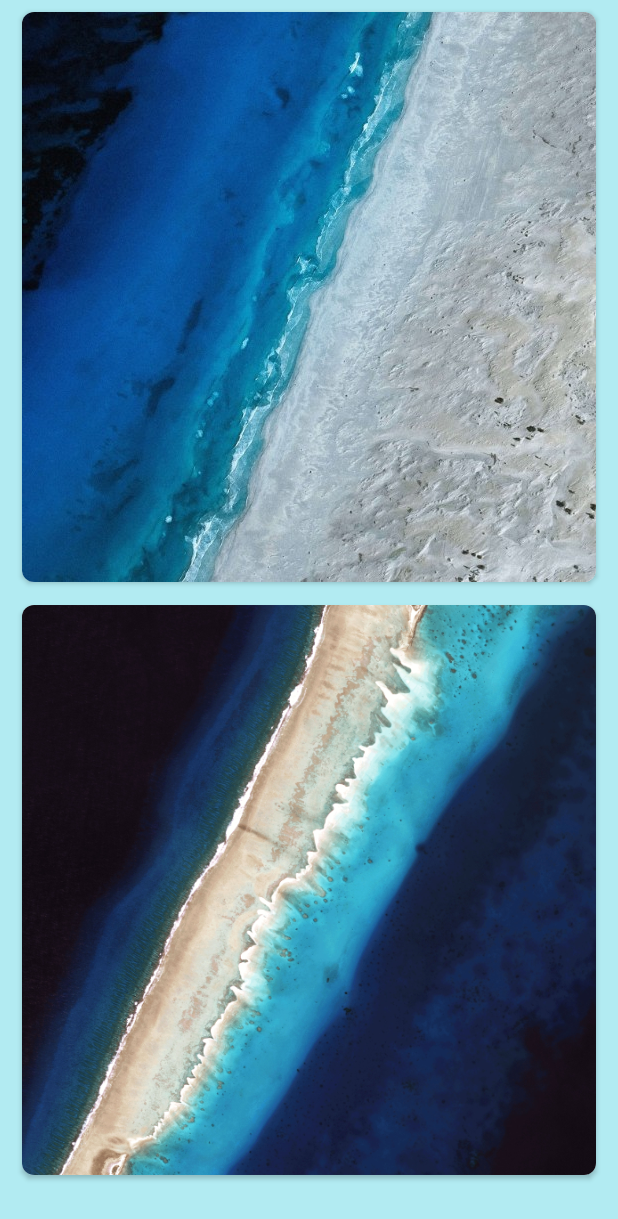
After one commit to cj3dreams/JamesApp, an Android app: the HomeWallpaperFragment screen opened directly, with no data from a screen before it, on a phone screen of 412 x 824 dp. The commit adds this screen. Shown: the top 1219 px of the screen. Run offline under Robolectric (Android 15) with nearby library versions, the phone set to English and light mode, and no system bars.

Commit message:
Wallpapers
-Added and realized Wallpapers

```diff
--- a/app/build.gradle
+++ b/app/build.gradle
@@ -50,4 +50,6 @@ dependencies {
     testImplementation 'junit:junit:4.+'
     androidTestImplementation 'androidx.test.ext:junit:1.1.3'
     androidTestImplementation 'androidx.test.espresso:espresso-core:3.4.0'
+
+    implementation 'com.github.bumptech.glide:glide:4.13.0'
 }
--- a/app/src/main/AndroidManifest.xml
+++ b/app/src/main/AndroidManifest.xml
@@ -2,6 +2,7 @@
 <manifest xmlns:android="http://schemas.android.com/apk/res/android"
     package="com.template">
 
+    <uses-permission android:name="android.permission.SET_WALLPAPER" />
     <application
         android:allowBackup="true"
         android:icon="@mipmap/ic_launcher"
--- a/app/src/main/java/com/template/wallpaper/WallpaperActivity.kt
+++ b/app/src/main/java/com/template/wallpaper/WallpaperActivity.kt
@@ -1,12 +1,90 @@
 package com.template.wallpaper
 
+import android.annotation.SuppressLint
+import android.app.AlarmManager
+import android.app.PendingIntent
+import android.content.Intent
+import android.content.SharedPreferences
+import android.graphics.drawable.ColorDrawable
 import androidx.appcompat.app.AppCompatActivity
 import android.os.Bundle
+import android.os.CountDownTimer
+import android.view.MenuItem
+import android.view.MotionEvent
+import android.widget.Toast
 import com.template.R
+import com.template.model.WallpaperModel
+import com.template.notification.NotificationReceiver
+import com.template.ui.screens.ApplyFragment
+import com.template.ui.screens.HomeWallpaperFragment
 
 class WallpaperActivity : AppCompatActivity() {
+    private lateinit var sharedPrefFirstStart: SharedPreferences
+    private var firstTimeTripleTouch = 0
+
+    @SuppressLint("UnspecifiedImmutableFlag")
     override fun onCreate(savedInstanceState: Bundle?) {
         super.onCreate(savedInstanceState)
         setContentView(R.layout.activity_wallpaper)
+
+        sharedPrefFirstStart = getSharedPreferences("isFirstStart", MODE_PRIVATE)
+        if (sharedPrefFirstStart.getBoolean("isFirstStart", true)) {
+            sharedPrefFirstStart.edit().putBoolean("isFirstStart", false).apply()
+
+            val currentSystemTime = System.currentTimeMillis()
+
+            val intent = Intent(this, NotificationReceiver::class.java)
+            val pendingIntent = PendingIntent.getBroadcast(
+                this,
+                200, intent, PendingIntent.FLAG_UPDATE_CURRENT
+            )
+
+            val alarmManager = getSystemService(ALARM_SERVICE) as AlarmManager
+            alarmManager.set(AlarmManager.RTC_WAKEUP, currentSystemTime + 60000, pendingIntent)
+        }
+
+        supportActionBar?.setBackgroundDrawable(ColorDrawable(resources.getColor(R.color.primary)))
+        window.statusBarColor = resources.getColor(R.color.primary_dark)
+
+        if (intent.hasExtra("notification")) {
+            if (intent.getStringExtra("notification") != null) {
+                val data = intent.getStringExtra("notification")!!
+                intent.removeExtra("notification")
+                supportFragmentManager.beginTransaction()
+                    .replace(
+                        R.id.frgView, ApplyFragment.getWallpaperModel(
+                            WallpaperModel(null, data)
+                        )
+                    )
+                    .commit()
+            }
+        } else {
+            supportFragmentManager.beginTransaction()
+                .replace(R.id.frgView, HomeWallpaperFragment())
+                .commit()
+        }
+    }
+
+    override fun onTouchEvent(event: MotionEvent): Boolean {
+        if (event.pointerCount == 3 && firstTimeTripleTouch == 0) {
+            firstTimeTripleTouch++
+            Toast.makeText(
+                this, "After 1 second you will exit the application",
+                Toast.LENGTH_SHORT
+            ).show()
+            (object : CountDownTimer(1000, 1000) {
+                override fun onTick(p0: Long) {}
+                override fun onFinish() {
+                    this@WallpaperActivity.finish()
+                    cancel()
+                }
+            }).start()
+        }
+        return true
+    }
+
+    override fun onOptionsItemSelected(item: MenuItem): Boolean {
+        if (item.itemId == android.R.id.home) super.onBackPressed()
+        return super.onOptionsItemSelected(item)
     }
 }
--- /dev/null
+++ b/app/src/main/java/com/template/wallpaper/data/WallpapersData.kt
@@ -0,0 +1,42 @@
+package com.template.data
+
+import android.content.Context
+import com.template.model.WallpaperModel
+
+object WallpapersData {
+
+    private val wallpaperNames = listOf(
+
+        WallpaperModel("Best","wallpaper_1.png"),
+
+        WallpaperModel("Just a Beautiful Nature", "wallpaper_3.jpg"),
+
+    )
+
+    fun getWallpapersNameIfExist(fileName: String?): String? {
+        var name: String? = null
+        if(!fileName.isNullOrEmpty()) wallpaperNames.forEach {
+            if (it.fileName == fileName) name = it.name
+        }
+        return name
+    }
+
+    fun getAllWallpapers(context: Context): List<WallpaperModel> {
+
+        val wallpapersAssets = context.resources.assets.list("wallpapers")
+        wallpapersAssets?.sortWith { o1, o2 ->
+            val n1: Int = o1.substring(o1.indexOf("_") + 1, o1.indexOf(".")).toInt()
+            val n2: Int = o2.substring(o2.indexOf("_") + 1, o2.indexOf(".")).toInt()
+            n1.compareTo(n2)
+        }
+
+        val list = mutableListOf<WallpaperModel>()
+        if(!wallpapersAssets.isNullOrEmpty())
+            wallpapersAssets.forEach {
+                list.add(WallpaperModel(fileName = it))
+            }
+
+        return list
+    }
+
+}
--- /dev/null
+++ b/app/src/main/java/com/template/wallpaper/model/WallpaperModel.kt
@@ -0,0 +1,6 @@
+package com.template.model
+
+data class WallpaperModel(
+    var name: String? = null,
+    var fileName: String
+)
--- /dev/null
+++ b/app/src/main/java/com/template/wallpaper/ui/adapter/WallpapersAdapter.kt
@@ -0,0 +1,67 @@
+package com.template.ui.adapter
+
+import android.content.Context
+import android.graphics.Color
+import android.graphics.drawable.Drawable
+import android.net.Uri
+import android.util.Log
+import android.view.LayoutInflater
+import android.view.View
+import android.view.ViewGroup
+import android.widget.ImageView
+import androidx.cardview.widget.CardView
+import androidx.recyclerview.widget.RecyclerView
+import androidx.swiperefreshlayout.widget.CircularProgressDrawable
+import com.bumptech.glide.Glide
+import com.bumptech.glide.load.engine.DiskCacheStrategy
+import com.template.R
+import com.template.model.WallpaperModel
+
+class WallpapersAdapter(private val context: Context,
+    private val list: List<WallpaperModel>,
+    private val onClickListener: View.OnClickListener
+    ): RecyclerView.Adapter<WallpapersAdapter.WallpapersViewHolder>() {
+
+    class WallpapersViewHolder(view: View): RecyclerView.ViewHolder(view){
+        val itemClick = view.findViewById(R.id.itemClick) as CardView
+        val wallpaperImgView = view.findViewById(R.id.wallpaperImgView) as ImageView
+
+    }
+
+    override fun onCreateViewHolder(parent: ViewGroup, viewType: Int): WallpapersViewHolder {
+        val view = LayoutInflater.from(context).inflate(R.layout.item_wallpaper, parent, false)
+
+        return WallpapersViewHolder(view)
+    }
+
+    override fun onBindViewHolder(holder: WallpapersViewHolder, position: Int) {
+        val itemData = list[position]
+
+        try {
+            holder.itemClick.tag = itemData
+            holder.itemClick.setOnClickListener(onClickListener)
+
+            val loadingAnimationDrawable = CircularProgressDrawable(context)
+            loadingAnimationDrawable.setStyle(CircularProgressDrawable.DEFAULT)
+            loadingAnimationDrawable.setColorSchemeColors(Color.GRAY, Color.DKGRAY, Color.LTGRAY)
+            loadingAnimationDrawable.setStyle(CircularProgressDrawable.LARGE)
+
+            glide(context, holder.wallpaperImgView,
+                Uri.parse("file:///android_asset/wallpapers/${itemData.fileName}"),
+            loadingAnimationDrawable)
+        }catch (e: Exception){
+            Log.e("WallpapersAdapter Error", e.message.toString())
+        }
+    }
+
+    override fun getItemCount() = list.size
+
+    private fun glide(context: Context?, imageView: ImageView, pathToImage: Uri?, loadingAnim: Drawable) {
+        context?.let {
+            Glide.with(it).load(pathToImage)
+                .thumbnail(
+                    Glide.with(it).load(loadingAnim))
+                .into(imageView)
+        }
+    }
+}
--- /dev/null
+++ b/app/src/main/java/com/template/wallpaper/ui/screens/HomeWallpaperFragment.kt
@@ -0,0 +1,53 @@
+package com.template.ui.screens
+
+import android.os.Bundle
+import androidx.fragment.app.Fragment
+import android.view.LayoutInflater
+import android.view.View
+import android.view.ViewGroup
+import android.widget.Toast
+import androidx.recyclerview.widget.LinearLayoutManager
+import androidx.recyclerview.widget.RecyclerView
+import com.template.R
+import com.template.data.WallpapersData
+import com.template.model.WallpaperModel
+import com.template.ui.adapter.WallpapersAdapter
+import java.util.*
+
+class HomeWallpaperFragment : Fragment(), View.OnClickListener {
+    private lateinit var recyclerView: RecyclerView
+    private lateinit var adapter: WallpapersAdapter
+
+    override fun onCreateView(
+        inflater: LayoutInflater, container: ViewGroup?,
+        savedInstanceState: Bundle?): View? {
+
+        val view = inflater.inflate(R.layout.fragment_wallpaper_home, container, false)
+
+        recyclerView = view.findViewById(R.id.recyclerView)
+
+        return view
+    }
+
+    override fun onViewCreated(view: View, savedInstanceState: Bundle?) {
+        super.onViewCreated(view, savedInstanceState)
+
+        recyclerView.layoutManager = LinearLayoutManager(requireContext())
+        adapter = WallpapersAdapter(requireContext(),
+            WallpapersData.getAllWallpapers(requireContext()),this)
+        recyclerView.adapter = adapter
+
+
+    }
+
+    override fun onClick(v: View?) {
+        when (v!!.id){
+            R.id.itemClick -> {
+                activity?.supportFragmentManager?.beginTransaction()
+                    ?.replace(R.id.frgView, ApplyFragment.getWallpaperModel(v.tag as WallpaperModel))
+                    ?.addToBackStack("backToMain")
+                    ?.commit()
+            }
+        }
+    }
+}
--- a/app/src/main/res/layout/activity_wallpaper.xml
+++ b/app/src/main/res/layout/activity_wallpaper.xml
@@ -1,9 +1,14 @@
-<?xml version="1.0" encoding="utf-8"?>
-<androidx.constraintlayout.widget.ConstraintLayout xmlns:android="http://schemas.android.com/apk/res/android"
+<RelativeLayout xmlns:android="http://schemas.android.com/apk/res/android"
     xmlns:app="http://schemas.android.com/apk/res-auto"
     xmlns:tools="http://schemas.android.com/tools"
     android:layout_width="match_parent"
     android:layout_height="match_parent"
+    android:background="@color/primary_light"
     tools:context=".wallpaper.WallpaperActivity">
 
-</androidx.constraintlayout.widget.ConstraintLayout>
+    <androidx.fragment.app.FragmentContainerView
+        android:id="@+id/frgView"
+        android:layout_width="match_parent"
+        android:layout_height="match_parent" />
+
+</RelativeLayout>
--- /dev/null
+++ b/app/src/main/res/layout/fragment_wallpaper_home.xml
@@ -0,0 +1,13 @@
+<?xml version="1.0" encoding="utf-8"?>
+<RelativeLayout xmlns:android="http://schemas.android.com/apk/res/android"
+    xmlns:tools="http://schemas.android.com/tools"
+    android:layout_width="match_parent"
+    android:layout_height="match_parent"
+    tools:context=".ui.screens.HomeWallpaperFragment">
+
+    <androidx.recyclerview.widget.RecyclerView
+        android:layout_width="match_parent"
+        android:layout_height="match_parent"
+        android:id="@+id/recyclerView"/>
+
+</RelativeLayout>
--- /dev/null
+++ b/app/src/main/res/layout/item_wallpaper.xml
@@ -0,0 +1,37 @@
+<?xml version="1.0" encoding="utf-8"?>
+<com.template.widget.SquareRelativeLayout
+    xmlns:android="http://schemas.android.com/apk/res/android"
+    xmlns:tools="http://schemas.android.com/tools"
+    xmlns:app="http://schemas.android.com/apk/res-auto"
+    xmlns:card_view="http://schemas.android.com/tools"
+    android:layout_marginLeft="10dp"
+    android:layout_marginTop="2dp"
+    android:layout_marginRight="10dp"
+    android:layout_marginBottom="1dp"
+    android:layout_width="wrap_content"
+    android:layout_height="wrap_content">
+
+    <androidx.cardview.widget.CardView
+        android:id="@+id/itemClick"
+        android:layout_width="match_parent"
+        android:layout_height="match_parent"
+        android:layout_gravity="center_horizontal"
+        android:clickable="true"
+        android:focusable="true"
+        android:foreground="?android:selectableItemBackgroundBorderless"
+        app:cardCornerRadius="8dp"
+        app:cardPreventCornerOverlap="true"
+        app:cardUseCompatPadding="true"
+        app:contentPaddingBottom="0dp"
+        card_view:cardCornerRadius="8dp"
+        card_view:cardElevation="@dimen/cardview_default_elevation">
+
+            <ImageView
+                android:id="@+id/wallpaperImgView"
+                android:scaleType="centerCrop"
+                tools:src="@drawable/ic_launcher_background"
+                android:layout_width="match_parent"
+                android:layout_height="match_parent" />
+
+    </androidx.cardview.widget.CardView>
+</com.template.widget.SquareRelativeLayout>
```
Also changed, not shown: app/src/main/java/com/template/wallpaper/notification/NotificationReceiver.kt (added, +72 -0 lines), app/src/main/java/com/template/wallpaper/ui/screens/ApplyFragment.kt (added, +100 -0 lines), app/src/main/java/com/template/wallpaper/widget/SquareRelativeLayout.kt (added, +24 -0 lines), app/src/main/res/layout/fragment_wallpaper_apply.xml (added, +47 -0 lines), app/src/main/assets/wallpapers/wallpaper_1.png (added), app/src/main/assets/wallpapers/wallpaper_3.jpg (added), 2 other files.
